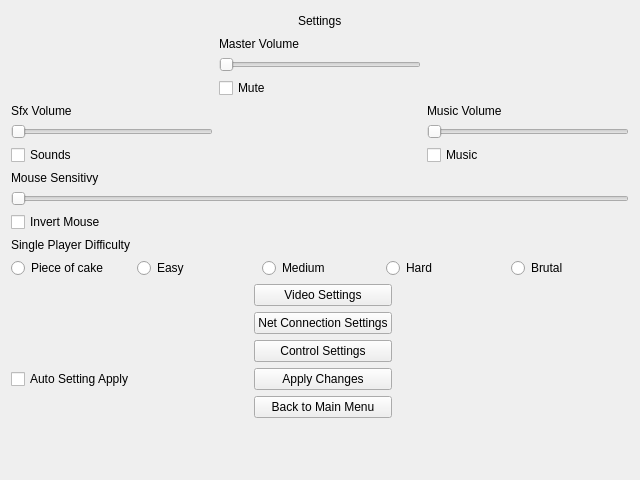
Before: the Qt Designer form Client/settingsmenu.ui in kukkamario/OpenCraft, drawn with Qt 5.
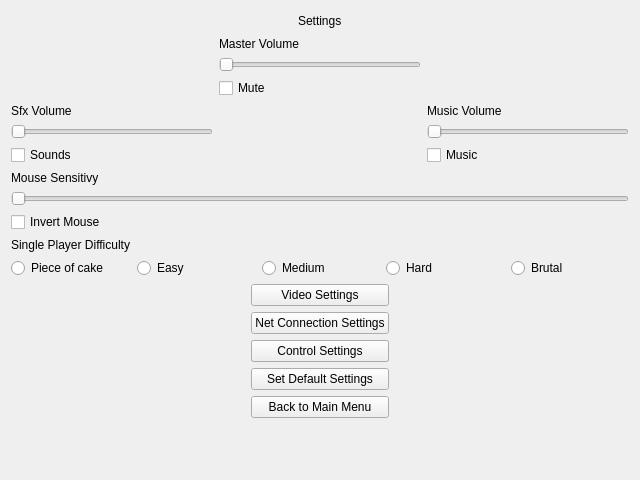
After: the same form once the commit is applied.

```diff
--- a/Client/settingsmenu.ui
+++ b/Client/settingsmenu.ui
@@ -190,7 +190,7 @@
      <item row="3" column="1">
       <widget class="QPushButton" name="ApplySettings">
        <property name="text">
-        <string>Apply Changes</string>
+        <string>Set Default Settings</string>
        </property>
       </widget>
      </item>
@@ -215,13 +215,6 @@
        </property>
       </widget>
      </item>
-     <item row="3" column="0">
-      <widget class="QCheckBox" name="checkBox">
-       <property name="text">
-        <string>Auto Setting Apply</string>
-       </property>
-      </widget>
-     </item>
      <item row="2" column="2">
       <spacer name="horizontalSpacer">
        <property name="orientation">
```
Left out of the diff: 12 changed lines with no effect on the pictures.
